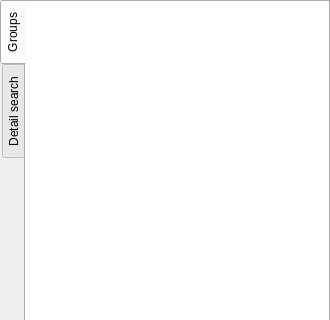
Before: the Qt Designer form views/navigatorview.ui in caxapyk/pa-decision, drawn with Qt 5; both pictures show x 0 to 330 and y 0 to 320 of the 330 by 600 pixel window.
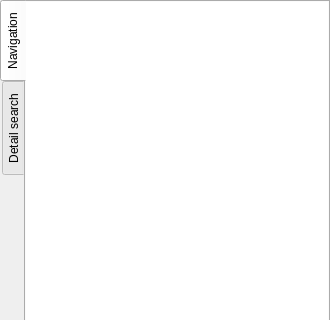
After: the same form once the commit is applied. Icons and pictures are not drawn.

What changed in the file:
```diff
--- a/views/navigatorview.ui
+++ b/views/navigatorview.ui
@@ -61,7 +61,7 @@
         <normaloff>:/icons/icons/collection-16.png</normaloff>:/icons/icons/collection-16.png</iconset>
       </attribute>
       <attribute name="title">
-       <string>Groups</string>
+       <string>Navigation</string>
       </attribute>
       <layout class="QVBoxLayout" name="verticalLayout_2">
        <property name="spacing">
```
Left out of the diff: 4 changed lines with no effect on the pictures.
